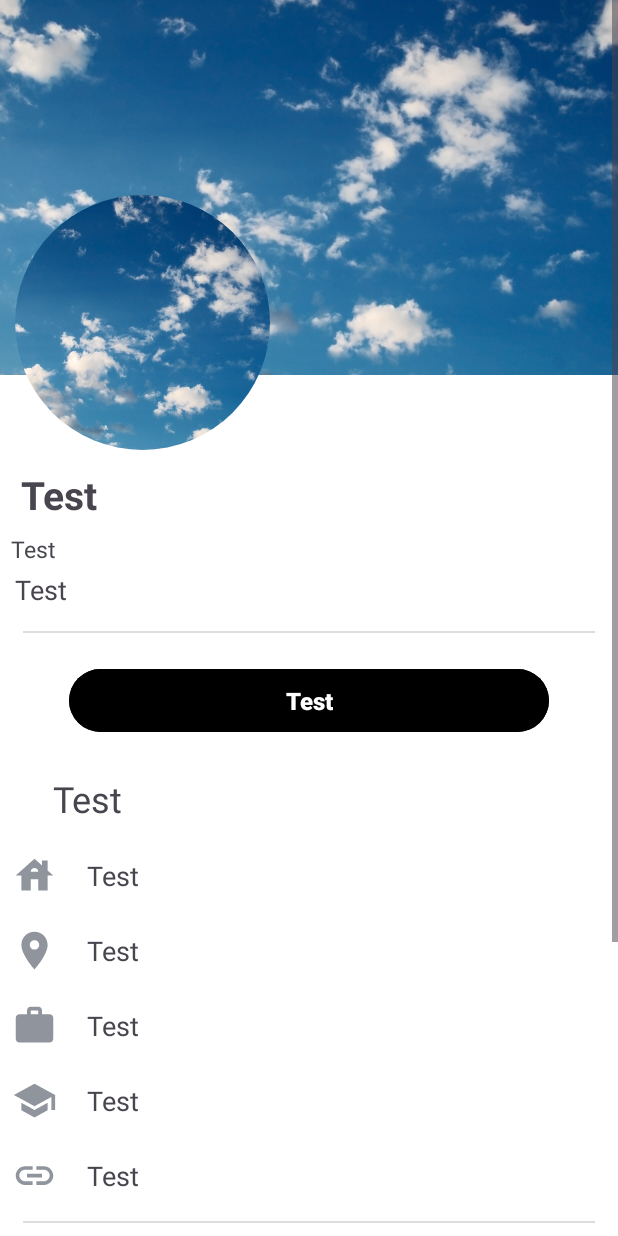
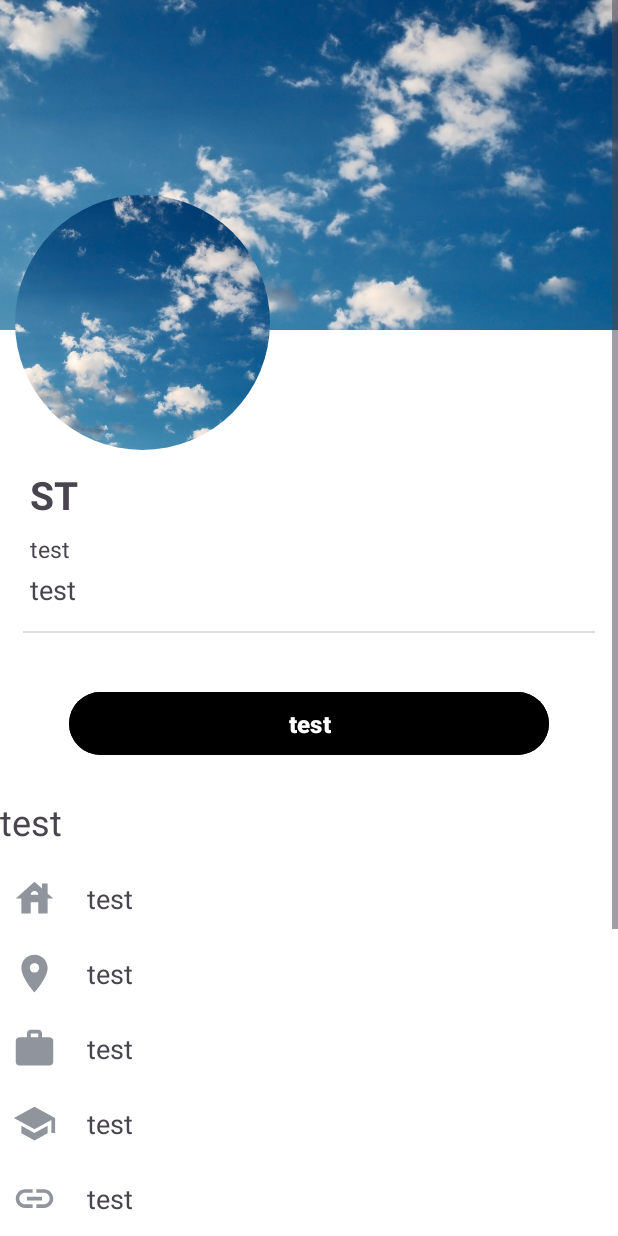
Before and after one commit to DinhVuTienSon/Facebook, an Android app: the fragment ProfileFragment shown on its own in the app's theme, on a phone screen of 412 x 824 dp. Run offline under Robolectric (Android 15) with nearby library versions, the phone set to English and light mode, and no system bars; our stand-ins replace CircleImageView.

Commit message:
update layout

```diff
--- a/app/src/main/java/vn/edu/usth/facebook/FriendsFragment.java
+++ b/app/src/main/java/vn/edu/usth/facebook/FriendsFragment.java
@@ -29,7 +29,7 @@ public class FriendsFragment extends Fragment {
         friends = new ArrayList<>();
         friends_rec = new ArrayList<>();
         for (int i = 0; i < 5; i++) {
-            String friendReqAva = "https://picsum.photos/600/300?random&";
+            String friendReqAva = "https://picsum.photos/600/300?random&"+i;
             String friendReqName = "ST";
             String reqDate = "2d";
             String mutualFriends = "16 mutual friends";
@@ -43,7 +43,7 @@ public class FriendsFragment extends Fragment {
             recyclerView.setAdapter(adapter);
         }
         for (int i = 0; i < 16; i++){
-            String friendRecAva = "https://picsum.photos/600/300?random&";
+            String friendRecAva = "https://picsum.photos/600/300?random&"+i;
             String friendRecName = "Testing";
             String mutualFriends_rec = "18 mutual friends";
 
--- a/app/src/main/java/vn/edu/usth/facebook/MainActivity.java
+++ b/app/src/main/java/vn/edu/usth/facebook/MainActivity.java
@@ -16,6 +16,7 @@ import android.widget.Toast;
 
 import java.util.ArrayList;
 
+import de.hdodenhof.circleimageview.CircleImageView;
 import vn.edu.usth.facebook.databinding.ActivityMainBinding;
 import vn.edu.usth.facebook.model.Post;
 
@@ -32,6 +33,7 @@ import org.json.JSONObject;
 
 
 public class MainActivity extends AppCompatActivity {
+    private CircleImageView profile_menu_ava;
 
     ActivityMainBinding binding;
     private ProgressBar progressBar;
@@ -74,6 +76,7 @@ public class MainActivity extends AppCompatActivity {
     }
 
 
+
 }
 //                } catch (JSONException e) {
 //                    e.printStackTrace();
--- a/app/src/main/java/vn/edu/usth/facebook/NotificationFragment.java
+++ b/app/src/main/java/vn/edu/usth/facebook/NotificationFragment.java
@@ -27,7 +27,7 @@ public class NotificationFragment extends Fragment {
 
         notifications = new ArrayList<>();
         for (int i = 0; i < 10; i++) {
-            String notification_ava = "https://picsum.photos/600/300?random&";
+            String notification_ava = "https://picsum.photos/600/300?random&"+i;
             String notification_content = "ST liked your post";
             String notification_time = "2 hours ago";
 
--- a/app/src/main/java/vn/edu/usth/facebook/ProfileFragment.java
+++ b/app/src/main/java/vn/edu/usth/facebook/ProfileFragment.java
@@ -2,7 +2,9 @@ package vn.edu.usth.facebook;
 
 import android.os.Bundle;
 
+import androidx.activity.OnBackPressedCallback;
 import androidx.fragment.app.Fragment;
+import androidx.fragment.app.FragmentManager;
 
 import android.view.LayoutInflater;
 import android.view.View;
@@ -10,42 +12,33 @@ import android.view.ViewGroup;
 
 public class ProfileFragment extends Fragment {
 
-    // TODO: Rename parameter arguments, choose names that match
-    // the fragment initialization parameters, e.g. ARG_ITEM_NUMBER
-    private static final String ARG_PARAM1 = "param1";
-    private static final String ARG_PARAM2 = "param2";
-
-    // TODO: Rename and change types of parameters
-    private String mParam1;
-    private String mParam2;
 
     public ProfileFragment() {
         // Required empty public constructor
     }
 
 
-    // TODO: Rename and change types and number of parameters
-    public static ProfileFragment newInstance(String param1, String param2) {
-        ProfileFragment fragment = new ProfileFragment();
-        Bundle args = new Bundle();
-        args.putString(ARG_PARAM1, param1);
-        args.putString(ARG_PARAM2, param2);
-        fragment.setArguments(args);
-        return fragment;
-    }
-
     @Override
     public void onCreate(Bundle savedInstanceState) {
         super.onCreate(savedInstanceState);
-        if (getArguments() != null) {
-            mParam1 = getArguments().getString(ARG_PARAM1);
-            mParam2 = getArguments().getString(ARG_PARAM2);
-        }
+        requireActivity().getOnBackPressedDispatcher().addCallback(this, new OnBackPressedCallback(true) {
+            @Override
+            public void handleOnBackPressed() {
+                // Custom logic for handling back button press
+
+                // Replace with your desired action, e.g., navigating back to HomeFragment
+                FragmentManager fragmentManager = getParentFragmentManager();
+                fragmentManager.popBackStack(); // Pop the top fragment from the back stack
+            }
+        });
+
+
     }
 
     @Override
     public View onCreateView(LayoutInflater inflater, ViewGroup container,
                              Bundle savedInstanceState) {
+
         // Inflate the layout for this fragment
         return inflater.inflate(R.layout.fragment_profile, container, false);
     }
--- a/app/src/main/java/vn/edu/usth/facebook/SplashScreenActivity.java
+++ b/app/src/main/java/vn/edu/usth/facebook/SplashScreenActivity.java
@@ -18,7 +18,7 @@ public class SplashScreenActivity extends AppCompatActivity {
     private Runnable runnable = new Runnable() {
         @Override
         public void run() {
-            Intent intent = new Intent(SplashScreenActivity.this, MainActivity.class);
+            Intent intent = new Intent(SplashScreenActivity.this, LoginActivity.class);
             startActivity(intent);
             finish();
         }
--- a/app/src/main/res/layout/activity_main.xml
+++ b/app/src/main/res/layout/activity_main.xml
@@ -6,7 +6,8 @@
     android:layout_width="match_parent"
     android:layout_height="match_parent"
     tools:context=".MainActivity"
-    android:background="@color/white">
+    android:background="@color/white"
+    android:id="@+id/main_frame">
 
     <LinearLayout
         android:id="@+id/top_main_layout"
--- a/app/src/main/res/layout/fragment_profile.xml
+++ b/app/src/main/res/layout/fragment_profile.xml
@@ -1,3 +1,10 @@
+<?xml version="1.0" encoding="utf-8"?>
+<FrameLayout xmlns:android="http://schemas.android.com/apk/res/android"
+    xmlns:tools="http://schemas.android.com/tools"
+    android:layout_width="match_parent"
+    android:layout_height="match_parent"
+    xmlns:app="http://schemas.android.com/apk/res-auto"
+    tools:context=".ProfileFragment">
     <ScrollView
         xmlns:android="http://schemas.android.com/apk/res/android"
         xmlns:app="http://schemas.android.com/apk/res-auto"
@@ -6,22 +13,18 @@
         android:layout_height="match_parent"
         android:background="@color/white">
 
-<androidx.constraintlayout.widget.ConstraintLayout
+        <RelativeLayout
             android:layout_width="match_parent"
-    android:layout_height="wrap_content"
-    tools:context=".ProfileFragment">
+            android:layout_height="match_parent"
+            tools:context=".MainActivity">
 
             <ImageView
                 android:id="@+id/background"
-        app:layout_constraintTop_toTopOf="parent"
-        android:layout_width="0dp"
-        android:layout_height="250dp"
+                android:layout_width="match_parent"
+                android:layout_height="220dp"
                 android:importantForAccessibility="no"
                 android:scaleType="centerCrop"
-        android:src="@drawable/background"
-        app:layout_constraintLeft_toLeftOf="parent"
-        app:layout_constraintRight_toRightOf="parent"
-        tools:ignore="ImageContrastCheck" />
+                android:src="@drawable/profile_background" />
 
             <de.hdodenhof.circleimageview.CircleImageView
                 android:id="@+id/avatar"
@@ -32,34 +35,28 @@
                 app:strokeColor="@color/black"
                 app:strokeWidth="10dp"
                 android:layout_marginTop="130dp"
-        app:layout_constraintTop_toTopOf="parent"
-        app:layout_constraintLeft_toLeftOf="parent"
-        android:src="@drawable/background"/>
+                android:src="@drawable/profile_background"/>
 
             <TextView
                 android:id="@+id/name"
                 android:layout_width="wrap_content"
                 android:layout_height="wrap_content"
                 android:layout_marginTop="12dp"
-        android:text="@string/test"
+                android:text="ST"
                 android:textSize="26sp"
                 android:textStyle="bold"
-        app:layout_constraintEnd_toEndOf="parent"
-        app:layout_constraintHorizontal_bias="0.039"
-        app:layout_constraintStart_toStartOf="parent"
-        app:layout_constraintTop_toBottomOf="@id/avatar" />
+                android:layout_below="@+id/avatar"
+                android:layout_marginLeft="20dp"/>
 
             <TextView
                 android:id="@+id/follow"
                 android:layout_width="wrap_content"
                 android:layout_height="wrap_content"
                 android:layout_marginTop="8dp"
-        android:text="@string/test"
+                android:text="test"
                 android:textSize="15sp"
-        app:layout_constraintEnd_toEndOf="@id/name"
-        app:layout_constraintHorizontal_bias="0.209"
-        app:layout_constraintStart_toStartOf="parent"
-        app:layout_constraintTop_toBottomOf="@id/name" />
+                android:layout_below="@+id/name"
+                android:layout_marginLeft="20dp"/>
 
             <TextView
                 android:id="@+id/quote"
@@ -69,20 +66,17 @@
                 android:layout_weight="9"
                 android:paddingStart="10dp"
                 android:paddingEnd="10dp"
-        android:text="@string/test"
+                android:text="test"
                 android:textSize="18sp"
-        app:layout_constraintEnd_toEndOf="parent"
-        app:layout_constraintHorizontal_bias="0.0"
-        app:layout_constraintLeft_toLeftOf="parent"
-        app:layout_constraintStart_toStartOf="parent"
-        app:layout_constraintTop_toBottomOf="@id/follow" />
+                android:layout_below="@+id/follow"
+                android:layout_marginLeft="10dp"/>
 
             <View
-        android:id="@+id/break_line_menu1"
+                android:id="@+id/break_line_profile"
                 android:layout_width="match_parent"
                 android:layout_height="1dp"
                 android:background="@drawable/break_line"
-        app:layout_constraintTop_toBottomOf="@id/quote"
+                android:layout_below="@id/quote"
                 android:layout_margin="15dp" />
 
             <Button
@@ -92,13 +86,12 @@
                 android:layout_marginTop="20dp"
                 android:backgroundTint="@color/black"
                 android:padding="10dp"
-        android:text="@string/test"
+                android:text="test"
                 android:textColor="@color/white"
                 android:textSize="16sp"
                 android:textStyle="bold"
-        app:layout_constraintTop_toBottomOf="@id/break_line_menu1"
-        app:layout_constraintEnd_toEndOf="parent"
-        app:layout_constraintStart_toStartOf="parent" />
+                android:layout_centerHorizontal="true"
+                android:layout_below="@+id/break_line_profile" />
 
             <TextView
                 android:layout_width="wrap_content"
@@ -106,11 +99,9 @@
                 android:id="@+id/bio1"
                 android:layout_marginTop="24dp"
                 android:layout_marginEnd="330dp"
-        android:text="@string/test"
+                android:text="test"
                 android:textSize="24sp"
-        app:layout_constraintEnd_toEndOf="parent"
-        app:layout_constraintLeft_toLeftOf="parent"
-        app:layout_constraintTop_toBottomOf="@id/btnEdit" />
+                android:layout_below="@id/btnEdit" />
 
             <LinearLayout
                 android:layout_width="match_parent"
@@ -120,7 +111,7 @@
                 android:layout_marginTop="20dp"
                 android:background="@color/white"
                 android:orientation="horizontal"
-        app:layout_constraintTop_toBottomOf="@id/bio1"
+                android:layout_below="@id/bio1"
                 android:weightSum="8">
 
                 <ImageView
@@ -137,7 +128,7 @@
                 <TextView
                     android:layout_width="0dp"
                     android:layout_height="wrap_content"
-            android:text="@string/test"
+                    android:text="test"
                     android:textSize="18sp"
                     android:layout_gravity="center"
                     android:layout_weight="6"/>
@@ -152,7 +143,7 @@
                 android:layout_marginTop="20dp"
                 android:background="@color/white"
                 android:orientation="horizontal"
-        app:layout_constraintTop_toBottomOf="@id/address"
+                android:layout_below="@id/address"
                 android:weightSum="8">
 
                 <ImageView
@@ -169,7 +160,7 @@
                 <TextView
                     android:layout_width="0dp"
                     android:layout_height="wrap_content"
-            android:text="@string/test"
+                    android:text="test"
                     android:textSize="18sp"
                     android:layout_gravity="center"
                     android:layout_weight="6"/>
@@ -183,7 +174,7 @@
                 android:layout_marginTop="20dp"
                 android:background="@color/white"
                 android:orientation="horizontal"
-        app:layout_constraintTop_toBottomOf="@id/country"
+                android:layout_below="@id/country"
                 android:weightSum="8">
 
                 <ImageView
@@ -200,7 +191,7 @@
                 <TextView
                     android:layout_width="0dp"
                     android:layout_height="wrap_content"
-            android:text="@string/test"
+                    android:text="test"
                     android:textSize="18sp"
                     android:layout_gravity="center"
                     android:layout_weight="6"/>
@@ -214,7 +205,7 @@
                 android:layout_marginTop="20dp"
                 android:background="@color/white"
                 android:orientation="horizontal"
-        app:layout_constraintTop_toBottomOf="@id/workplace"
+                android:layout_below="@id/workplace"
                 android:weightSum="8">
 
                 <ImageView
@@ -231,7 +222,7 @@
                 <TextView
                     android:layout_width="0dp"
                     android:layout_height="wrap_content"
-            android:text="@string/test"
+                    android:text="test"
                     android:textSize="18sp"
                     android:layout_gravity="center"
                     android:layout_weight="7"/>
@@ -245,7 +236,7 @@
                 android:layout_marginTop="20dp"
                 android:background="@color/white"
                 android:orientation="horizontal"
-        app:layout_constraintTop_toBottomOf="@id/school"
+                android:layout_below="@id/school"
                 android:weightSum="8">
 
                 <ImageView
@@ -262,7 +253,7 @@
                 <TextView
                     android:layout_width="0dp"
                     android:layout_height="wrap_content"
-            android:text="@string/test"
+                    android:text="test"
                     android:textSize="18sp"
                     android:layout_gravity="center"
                     android:layout_weight="7"/>
@@ -273,7 +264,7 @@
                 android:layout_width="match_parent"
                 android:layout_height="1dp"
                 android:background="@drawable/break_line"
-        app:layout_constraintTop_toBottomOf="@id/website"
+                android:layout_below="@id/website"
                 android:layout_margin="15dp" />
 
             <TextView
@@ -282,11 +273,9 @@
                 android:layout_height="wrap_content"
                 android:layout_marginTop="24dp"
                 android:layout_marginEnd="324dp"
-        android:text="@string/test"
+                android:text="test"
                 android:textSize="24sp"
-        app:layout_constraintEnd_toEndOf="parent"
-        app:layout_constraintLeft_toLeftOf="parent"
-        app:layout_constraintTop_toBottomOf="@id/website" />
+                android:layout_below="@id/website" />
 
 
             <LinearLayout
@@ -294,7 +283,7 @@
                 android:id="@+id/friendlist"
                 android:layout_width="match_parent"
                 android:layout_height="wrap_content"
-        app:layout_constraintTop_toBottomOf="@id/bio2"
+                android:layout_below="@id/bio2"
                 android:baselineAligned="false">
 
                 <!-- Friend 1 -->
@@ -313,13 +302,13 @@
                         android:importantForAccessibility="no"
                         android:layout_marginStart="10dp"
                         android:scaleType="centerCrop"
-                android:src="@drawable/background" />
+                        android:src="@drawable/profile_background" />
 
                     <TextView
                         android:layout_width="match_parent"
                         android:layout_height="wrap_content"
                         android:layout_marginTop="10dp"
-                android:text="@string/test"
+                        android:text="test"
                         android:textAlignment="center"
                         android:textSize="14sp" />
                 </LinearLayout>
@@ -340,13 +329,13 @@
                         android:layout_marginTop="20dp"
                         android:importantForAccessibility="no"
                         android:scaleType="centerCrop"
-                android:src="@drawable/background" />
+                        android:src="@drawable/profile_background" />
 
                     <TextView
                         android:layout_width="match_parent"
                         android:layout_height="wrap_content"
                         android:layout_marginTop="10dp"
-                android:text="@string/test"
+                        android:text="test"
                         android:textAlignment="center"
                         android:textSize="14sp" />
                 </LinearLayout>
@@ -367,13 +356,13 @@
                         android:importantForAccessibility="no"
                         android:scaleType="centerCrop"
                         android:layout_marginEnd="10dp"
-                android:src="@drawable/background" />
+                        android:src="@drawable/profile_background" />
 
                     <TextView
                         android:layout_width="match_parent"
                         android:layout_height="wrap_content"
                         android:layout_marginTop="10dp"
-                android:text="@string/test"
+                        android:text="test"
                         android:textAlignment="center"
                         android:textSize="14sp" />
                 </LinearLayout>
@@ -384,7 +373,7 @@
                 android:layout_width="match_parent"
                 android:layout_height="1dp"
                 android:background="@drawable/break_line"
-        app:layout_constraintTop_toBottomOf="@id/friendlist"
+                android:layout_below="@id/friendlist"
                 android:layout_margin="15dp" />
 
             <TextView
@@ -392,19 +381,17 @@
                 android:layout_height="wrap_content"
                 android:id="@+id/postheader"
                 android:layout_marginTop="24dp"
-        android:text="@string/test"
+                android:text="test"
                 android:textSize="24sp"
-        app:layout_constraintEnd_toEndOf="parent"
-        app:layout_constraintHorizontal_bias="0.025"
-        app:layout_constraintStart_toStartOf="parent"
-        app:layout_constraintTop_toBottomOf="@id/friendlist" />
+                android:layout_below="@id/friendlist" />
 
             <RelativeLayout
                 android:layout_width="match_parent"
                 android:layout_height="wrap_content"
-        app:layout_constraintTop_toBottomOf="@id/postheader"
+                android:layout_below="@id/postheader"
                 android:background="@color/white"/>
 
 
-    </androidx.constraintlayout.widget.ConstraintLayout>
+        </RelativeLayout>
     </ScrollView>
+</FrameLayout>
--- a/app/src/main/res/layout/post_row.xml
+++ b/app/src/main/res/layout/post_row.xml
@@ -12,7 +12,8 @@
 
         <RelativeLayout
             android:layout_width="match_parent"
-            android:layout_height="wrap_content">
+            android:layout_height="wrap_content"
+            android:background="@color/white">
 
             <LinearLayout
                 android:id="@+id/idLLTopBar"
@@ -74,7 +75,7 @@
             <ImageView
                 android:id="@+id/idIVPost"
                 android:layout_width="match_parent"
-                android:layout_height="300dp"
+                android:layout_height="wrap_content"
                 android:layout_below="@id/idTVDescription"
                 android:adjustViewBounds="true"
                 android:scaleType="fitCenter" />
@@ -141,6 +142,7 @@
                     android:weightSum="3">
 
                     <ImageView
+                        android:id="@+id/comment_btn"
                         android:layout_width="0dp"
                         android:layout_height="wrap_content"
                         android:layout_gravity="center"
```
Also changed, not shown: app/src/main/AndroidManifest.xml (+10 -1 lines), app/src/main/java/vn/edu/usth/facebook/FbMenuFragment.java (+20 -9 lines), app/src/main/java/vn/edu/usth/facebook/HomeFragment.java (+25 -5 lines), app/src/main/java/vn/edu/usth/facebook/PostAdapter.java (+19 -0 lines), app/src/main/java/vn/edu/usth/facebook/ProfileMenuAdapter.java (+23 -3 lines), app/src/main/res/layout/fragment_fb_menu.xml (+6 -3 lines), app/src/main/res/layout/fragment_home.xml (+9 -6 lines), app/src/main/res/drawable/logo.png (added), app/src/main/res/drawable/profile_background.png (added). Lines whose indentation alone changed are shown as unchanged.
